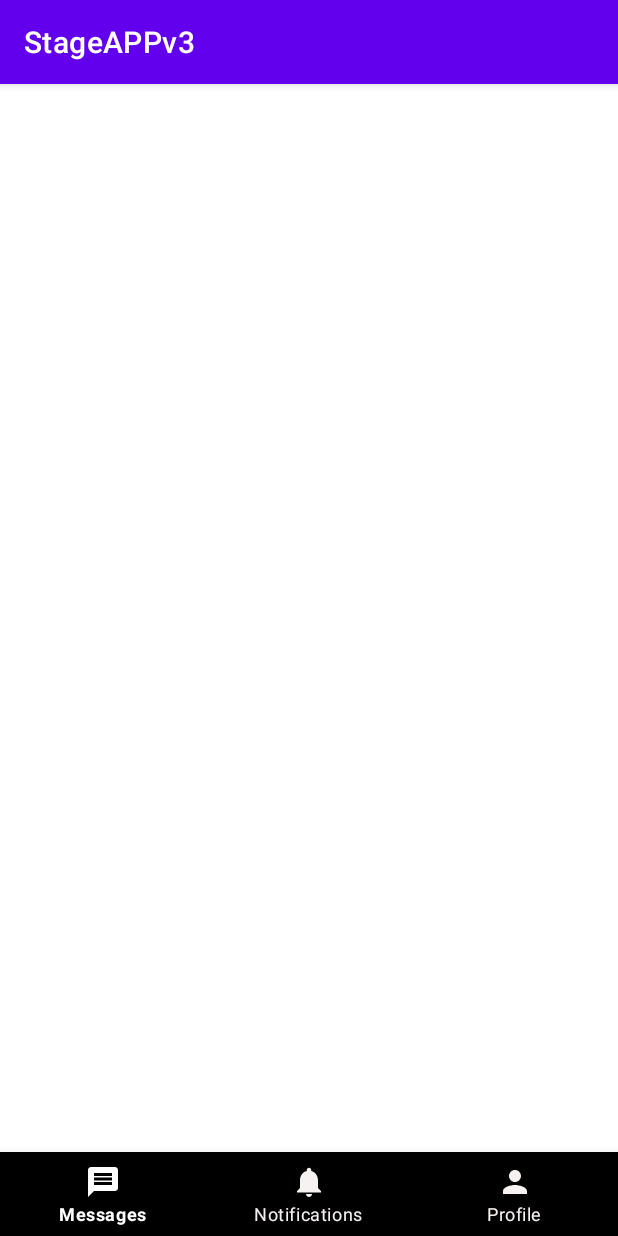
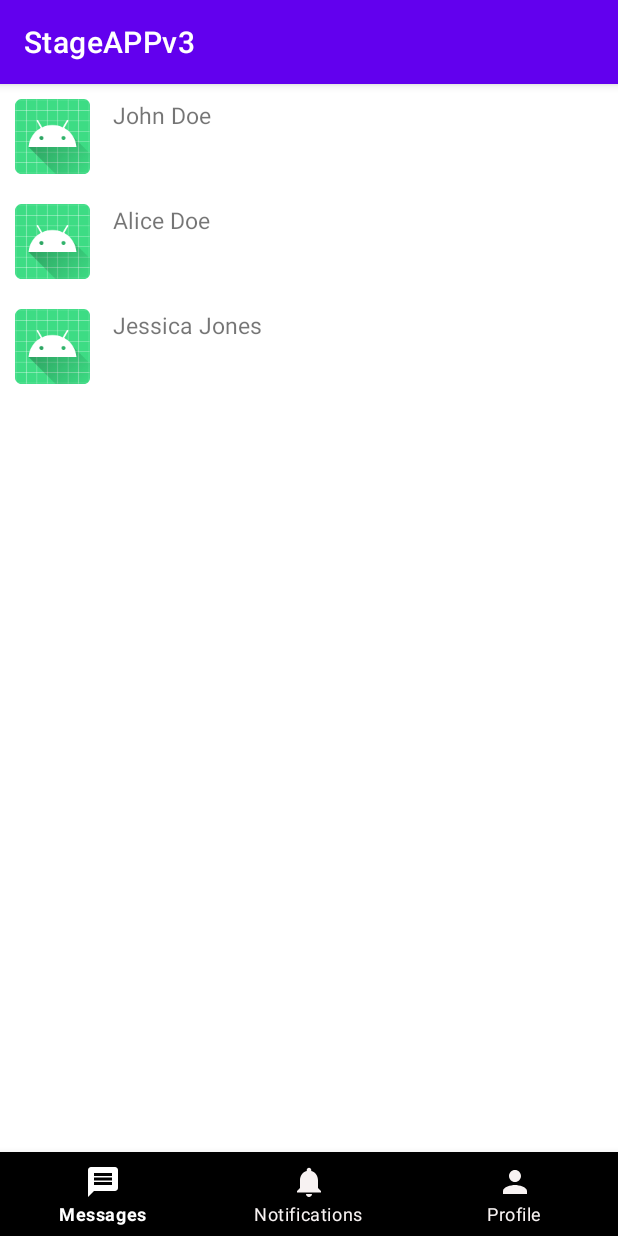
Before and after one commit to rbozburun/StageAPP, an Android app: the Looking4MusicianActivity screen opened directly, with no data from a screen before it, on a phone screen of 412 x 824 dp. Run offline under Robolectric (Android 15) with nearby library versions, the phone set to English and light mode, and no system bars; our stand-ins replace Firebase (no records; nobody signed in at launch, a user with empty details on screens opened directly).

Commit message:
Create recycler view

```diff
--- a/app/build.gradle
+++ b/app/build.gradle
@@ -34,6 +34,7 @@ dependencies {
     implementation 'com.google.android.material:material:1.4.0'
     implementation 'androidx.constraintlayout:constraintlayout:2.1.2'
     implementation 'com.google.firebase:firebase-common-ktx:20.0.0'
+    implementation 'androidx.legacy:legacy-support-v4:1.0.0'
     testImplementation 'junit:junit:4.+'
     androidTestImplementation 'androidx.test.ext:junit:1.1.3'
     androidTestImplementation 'androidx.test.espresso:espresso-core:3.4.0'
@@ -54,5 +55,7 @@ dependencies {
 
     implementation 'com.rengwuxian.materialedittext:library:2.1.4'
 
+    implementation 'com.github.bumptech.glide:glide:4.8.0'
+
 
 }
--- /dev/null
+++ b/app/src/main/java/com/example/stageappv3/Adapter/UserAdapter.java
@@ -0,0 +1,65 @@
+package com.example.stageappv3.Adapter;
+
+import android.content.Context;
+import android.media.Image;
+import android.text.Layout;
+import android.view.LayoutInflater;
+import android.view.View;
+import android.view.ViewGroup;
+import android.widget.ImageView;
+import android.widget.TextView;
+
+import androidx.annotation.NonNull;
+import androidx.recyclerview.widget.RecyclerView;
+
+import com.bumptech.glide.Glide;
+import com.example.stageappv3.Models.User;
+import com.example.stageappv3.R;
+
+import java.util.ArrayList;
+import java.util.List;
+
+public class UserAdapter extends RecyclerView.Adapter<UserAdapter.MyViewHolder> {
+
+    private ArrayList<User> users;
+
+    public UserAdapter(ArrayList<User> users){
+        this.users = users;
+    }
+
+    @NonNull
+    @Override
+    // onCreateViewHolder creates relation between user_item (single user item) and  view
+    public MyViewHolder onCreateViewHolder(@NonNull ViewGroup parent, int viewType) {
+        // Create recycler view with user_item layout.
+        View view = LayoutInflater.from(parent.getContext()).inflate(R.layout.user_item, parent, false);
+        return new MyViewHolder(view);
+    }
+
+    @Override
+    public void onBindViewHolder(@NonNull MyViewHolder holder, int position) {
+        // Get name and surname of user from modal and hold it.
+        holder.txtNameSurname.setText(users.get(position).getNameSurname());
+        // Get profile image of user from modal and hold it.
+        holder.userImg.setImageResource(R.mipmap.ic_launcher);
+
+    }
+
+    @Override
+    public int getItemCount() {
+        return users.size();
+    }
+
+    public class MyViewHolder extends  RecyclerView.ViewHolder{
+        TextView txtNameSurname;
+        ImageView userImg;
+        public MyViewHolder(@NonNull View itemView){
+            super(itemView);
+            // Get Attrs from user_item.xml layout.
+            userImg = itemView.findViewById(R.id.profileImgofUser);
+            txtNameSurname = itemView.findViewById(R.id.nameSurnameofUserItem);
+
+        }
+    }
+
+}
--- a/app/src/main/java/com/example/stageappv3/Looking4MusicianActivity.java
+++ b/app/src/main/java/com/example/stageappv3/Looking4MusicianActivity.java
@@ -1,14 +1,72 @@
 package com.example.stageappv3;
 
+import static android.content.ContentValues.TAG;
+
+import androidx.annotation.NonNull;
 import androidx.appcompat.app.AppCompatActivity;
+import androidx.fragment.app.Fragment;
+import androidx.fragment.app.FragmentManager;
+import androidx.fragment.app.FragmentTransaction;
+import androidx.recyclerview.widget.LinearLayoutManager;
+import androidx.recyclerview.widget.RecyclerView;
 
 import android.os.Bundle;
+import android.util.Log;
+import android.view.View;
+import android.widget.ImageView;
+import android.widget.TextView;
 
-public class Looking4MusicianActivity extends AppCompatActivity {
+import com.bumptech.glide.Glide;
+import com.example.stageappv3.Adapter.UserAdapter;
+import com.example.stageappv3.Models.User;
+import com.google.firebase.auth.FirebaseAuth;
+import com.google.firebase.auth.FirebaseUser;
+import com.google.firebase.database.DataSnapshot;
+import com.google.firebase.database.DatabaseError;
+import com.google.firebase.database.DatabaseReference;
+import com.google.firebase.database.FirebaseDatabase;
+import com.google.firebase.database.ValueEventListener;
+
+import java.util.ArrayList;
+import java.util.List;
+import java.util.Map;
+
+public class Looking4MusicianActivity extends AppCompatActivity{
+
+    private ArrayList<User> users;
+    private RecyclerView recyclerView;
+    private UserAdapter userAdapter;
+
+
 
     @Override
     protected void onCreate(Bundle savedInstanceState) {
         super.onCreate(savedInstanceState);
         setContentView(R.layout.activity_looking4_musician);
+
+        viewSettings();
+        fillUserList();
+        // Update users
+        userAdapter.notifyDataSetChanged();
+
+
+
+    }
+
+    private void fillUserList(){
+        users.add(new User("John Doe","john@john.com","Vocal","default"));
+        users.add(new User("Alice Doe","alice@john.com","Guitarist","default"));
+        users.add(new User("Jessica Jones","jessica@jessica.com","Vocal","default"));
+    }
+
+    private void viewSettings() {
+        recyclerView = findViewById(R.id.recyclerViewLooking4Musicians);
+        users = new ArrayList<>();
+        userAdapter = new UserAdapter(users);
+        recyclerView.setAdapter(userAdapter);
+
+        // Add items vertically to recycler view.
+        recyclerView.setLayoutManager(new LinearLayoutManager(this));
+
     }
 }
--- /dev/null
+++ b/app/src/main/java/com/example/stageappv3/Models/User.java
@@ -0,0 +1,52 @@
+package com.example.stageappv3.Models;
+
+public class User {
+    String nameSurname;
+    String email;
+    String role;
+    String getImageURL;
+
+
+
+    public User(String nameSurname, String email, String role, String getImageURL) {
+        this.nameSurname = nameSurname;
+        this.email = email;
+        this.role = role;
+        this.imageURL = getImageURL;
+    }
+
+    public String getNameSurname() {
+        return nameSurname;
+    }
+
+    public void setNameSurname(String nameSurname) {
+        this.nameSurname = nameSurname;
+    }
+
+    public String getEmail() {
+        return email;
+    }
+
+    public void setEmail(String email) {
+        this.email = email;
+    }
+
+    public String getRole() {
+        return role;
+    }
+
+    public void setRole(String role) {
+        this.role = role;
+    }
+
+    public String getImageURL() {
+        return imageURL;
+    }
+
+    public void setImageURL(String imageURL) {
+        this.imageURL = imageURL;
+    }
+
+    String imageURL;
+
+}
--- a/app/src/main/java/com/example/stageappv3/RegisterActivity.java
+++ b/app/src/main/java/com/example/stageappv3/RegisterActivity.java
@@ -6,6 +6,7 @@ import androidx.appcompat.app.AppCompatActivity;
 import android.content.Intent;
 import android.os.Bundle;
 import android.text.TextUtils;
+import android.util.Log;
 import android.view.View;
 import android.widget.Button;
 import android.widget.Toast;
@@ -49,6 +50,7 @@ public class RegisterActivity<DatabaseReferencereference> extends AppCompatActiv
                 String txtPassword = password.getText().toString();
                 String txtRole = role.getText().toString();
 
+
                 // Check registration process.
                 if (TextUtils.isEmpty(txtNameSurname) || TextUtils.isEmpty(txtPassword) || TextUtils.isEmpty(txtEmail) || TextUtils.isEmpty(txtRole)){
                     Toast.makeText(RegisterActivity.this, "All fields must be filled!", Toast.LENGTH_SHORT).show();
@@ -63,6 +65,7 @@ public class RegisterActivity<DatabaseReferencereference> extends AppCompatActiv
 
     // Register to firebase db
     private void register(String nameSurname, String email, String password, String role){
+
         auth.createUserWithEmailAndPassword(email,password)
                 .addOnCompleteListener(new OnCompleteListener<AuthResult>() {
                     @Override
--- a/app/src/main/res/layout/activity_looking4_musician.xml
+++ b/app/src/main/res/layout/activity_looking4_musician.xml
@@ -5,6 +5,22 @@
     android:layout_width="match_parent"
     android:layout_height="match_parent"
     tools:context=".Looking4MusicianActivity">
+
+    <!-- Midde Section -->
+    <FrameLayout
+        android:id="@+id/fragment_layout_onLooking4MusiciansActivity"
+        android:layout_width="match_parent"
+        android:layout_height="match_parent"
+        app:layout_constraintBottom_toBottomOf="parent"
+        app:layout_constraintEnd_toEndOf="parent"
+        app:layout_constraintStart_toStartOf="parent"
+        app:layout_constraintTop_toTopOf="parent" >
+
+        <androidx.recyclerview.widget.RecyclerView
+            android:layout_width="match_parent"
+            android:id="@+id/recyclerViewLooking4Musicians"
+            android:layout_height="match_parent" />
+    </FrameLayout>
 
     <!-- Bottom Navigation -->
     <com.google.android.material.bottomnavigation.BottomNavigationView
--- /dev/null
+++ b/app/src/main/res/layout/user_item.xml
@@ -0,0 +1,29 @@
+<?xml version="1.0" encoding="utf-8"?>
+<androidx.constraintlayout.widget.ConstraintLayout xmlns:android="http://schemas.android.com/apk/res/android"
+    xmlns:app="http://schemas.android.com/apk/res-auto"
+    xmlns:tools="http://schemas.android.com/tools"
+    android:layout_width="match_parent"
+    android:layout_height="wrap_content"
+    android:padding="10dp">
+
+    <ImageView
+        android:id="@+id/profileImgofUser"
+        android:layout_width="50dp"
+        android:layout_height="50dp"
+        android:src="@mipmap/ic_launcher"
+        app:layout_constraintStart_toStartOf="parent"
+        app:layout_constraintTop_toTopOf="parent" />
+
+    <TextView
+        android:id="@+id/nameSurnameofUserItem"
+        android:layout_width="wrap_content"
+        android:layout_height="wrap_content"
+        android:layout_toEndOf="@+id/profileImgofUser"
+        android:layout_toRightOf="@id/profileImgofUser"
+        android:layout_marginLeft="15dp"
+        android:text="Name Surname"
+        android:textSize="15dp"
+        app:layout_constraintStart_toEndOf="@+id/profileImgofUser"
+        app:layout_constraintTop_toTopOf="parent" />
+
+</androidx.constraintlayout.widget.ConstraintLayout>
--- a/app/src/main/res/values/strings.xml
+++ b/app/src/main/res/values/strings.xml
@@ -6,4 +6,6 @@
     <string name="messages_fragment">Messages Fragment</string>
     <string name="profile_fragment">Profile Fragment</string>
     <string name="notifications_fragment">Notifications Fragment</string>
+    <!-- TODO: Remove or change this placeholder text -->
+    <string name="hello_blank_fragment">Hello blank fragment</string>
 </resources>
```
Also changed, not shown: app/src/main/java/com/example/stageappv3/MainActivity.java (+10 -1 lines).
